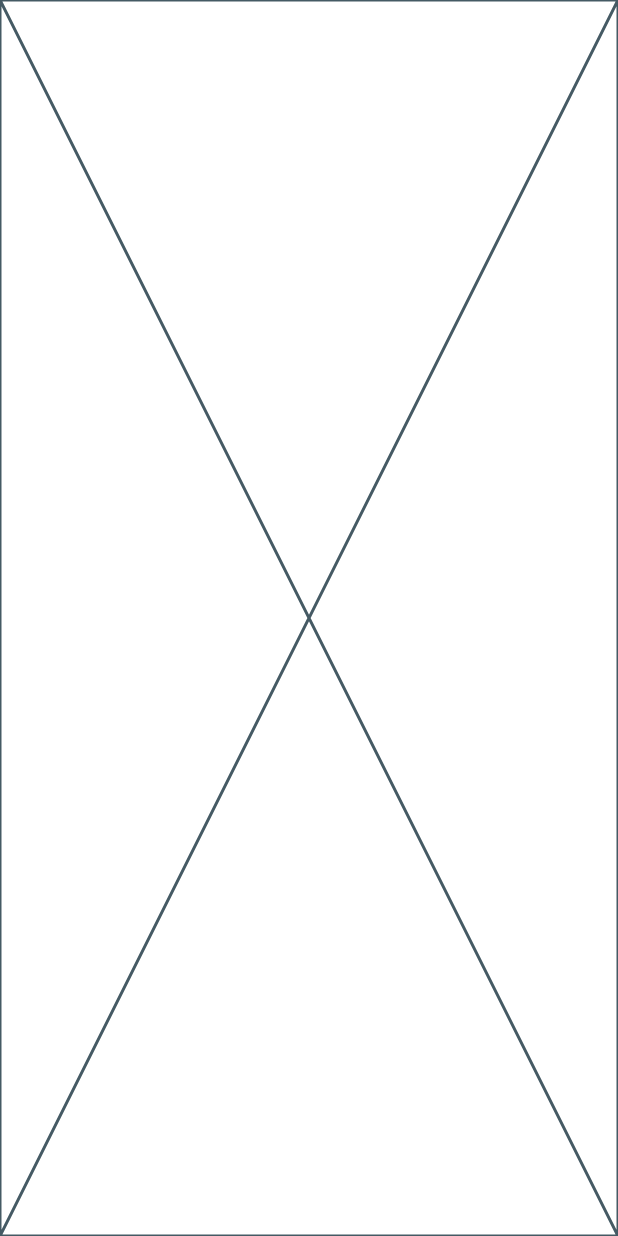
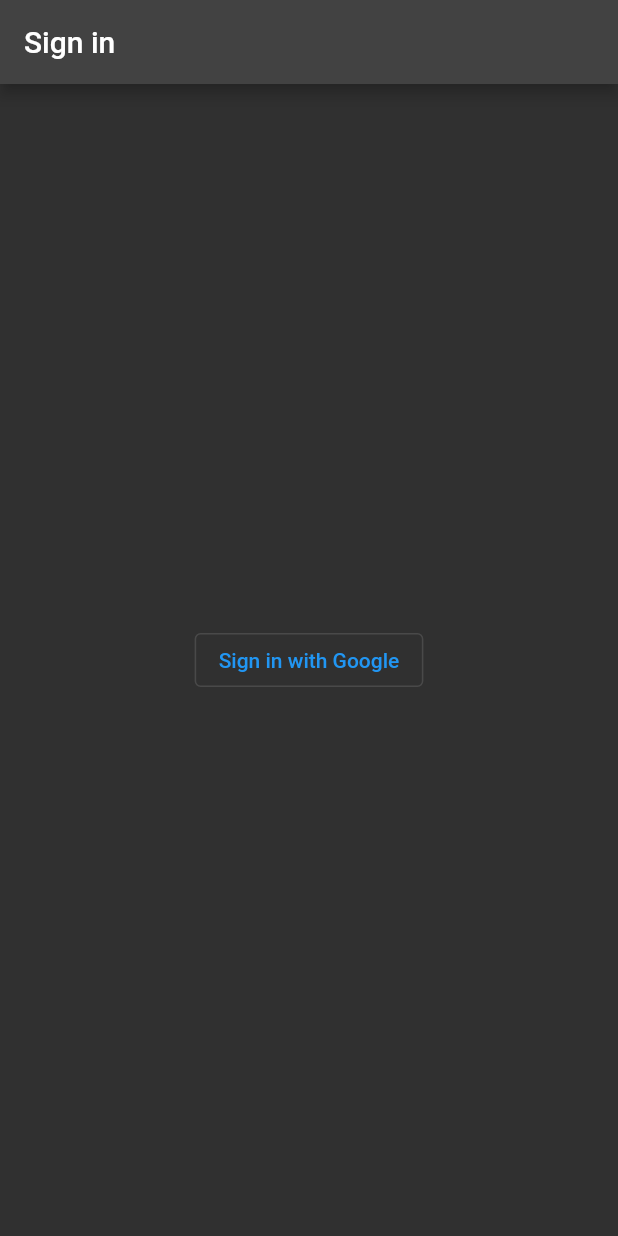
Before and after one commit to Ljrrt/base, a Flutter app: the screen it shows after launch, on a phone screen of 412 x 824 dp. Run offline on Flutter 3.47's test engine with Material 2 defaults, Android fonts, the phone set to English and light mode, and no system bars; our stand-ins replace firebase_auth, firebase_core, google_sign_in; accounts and stored records are empty.

Commit message:
Authentificaction with google

```diff
--- a/lib/main.dart
+++ b/lib/main.dart
@@ -1,8 +1,17 @@
+import 'dart:developer' as devtools show log;
+
 import 'package:firebase_core/firebase_core.dart';
 import 'package:flutter/material.dart';
+import 'package:ljrrt/state/auth/backend/authenticator.dart';
 
 import 'firebase_options.dart';
 
+//simplify print with log devtools
+extension Log on Object {
+  void log() => devtools.log(toString());
+}
+
+// Run app after firebase init
 void main() async {
   WidgetsFlutterBinding.ensureInitialized();
   await Firebase.initializeApp(
@@ -11,6 +20,7 @@
   runApp(const App());
 }
 
+// Main app using MaterialApp
 class App extends StatelessWidget {
   const App({super.key});
 
@@ -25,7 +35,33 @@
       ),
       darkTheme: ThemeData.dark(),
       themeMode: ThemeMode.dark,
-      home: const Placeholder(),
+      home: const LogIn(),
     );
   }
 }
+
+class LogIn extends StatelessWidget {
+  const LogIn({super.key});
+
+  @override
+  Widget build(BuildContext context) {
+    return Scaffold(
+      appBar: AppBar(
+        title: const Text('Sign in'),
+      ),
+      body: Center(
+          child: Column(
+        mainAxisAlignment: MainAxisAlignment.center,
+        children: [
+          OutlinedButton(
+            onPressed: () async {
+              final result = await Authenticator().logInWithGoogle();
+              result.log();
+            },
+            child: const Text('Sign in with Google'),
+          ),
+        ],
+      )),
+    );
+  }
+}
```
